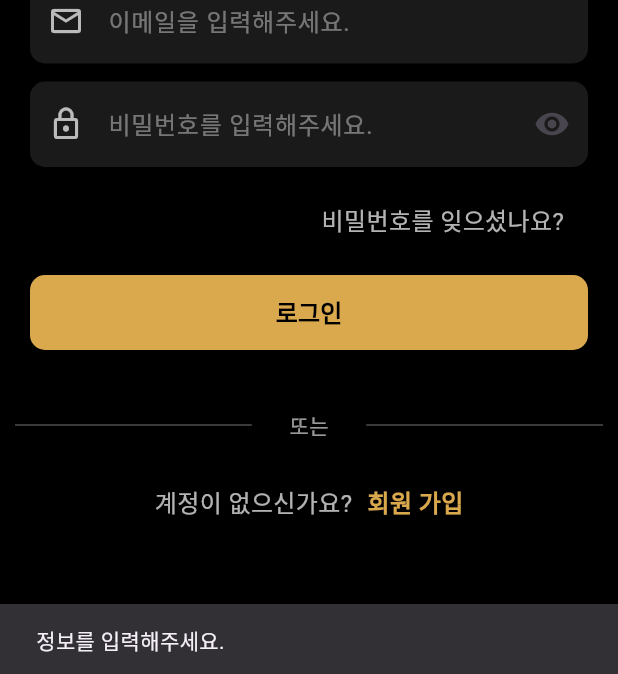
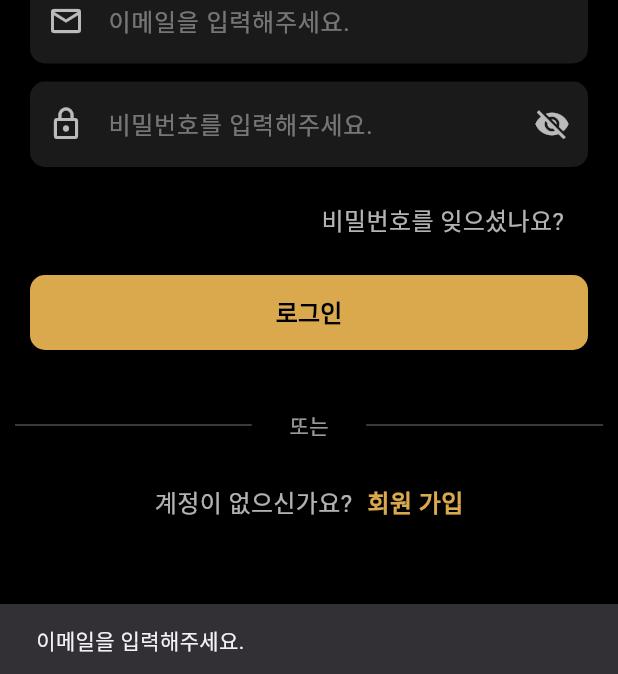
Before and after one commit to sky688372-wq/net_2026_module_a, a Flutter app: the LoginScreen screen opened directly, after a tap on "로그인", on a phone screen of 412 x 824 dp. Shown: the part 559-1233 px from the top of the screen. Run offline on Flutter 3.47's test engine with Material 3 defaults, Android fonts, the phone set to English and light mode, and no system bars; our stand-ins replace flutter_svg, shared_preferences; missing offline and left inert: easy_animated_indexed_stack; accounts and stored records are empty; network calls fail.

Commit message:
Update login_screen.dart

```diff
--- a/lib/login_screen.dart
+++ b/lib/login_screen.dart
@@ -16,42 +16,59 @@ class LoginScreen extends StatefulWidget {
 class _LoginScreenState extends State<LoginScreen> {
   static var token = "";
 
-  bool _isPasswordHidden = false;
-
-  String status = "정보를 입력해주세요.";
+  bool _isPasswordHidden = true; // 기본적으로 가림 처리
 
   // 텍스트 필드 컨트롤러
-  final TextEditingController _emailCtrl = TextEditingController(); // 이메일 컨트롤러
-  final TextEditingController _passwordCtrl =
-      TextEditingController(); // 비밀번호 컨트롤러
+  final TextEditingController _emailCtrl = TextEditingController();
+  final TextEditingController _passwordCtrl = TextEditingController();
 
-  //이메일 유효성 검사
-  bool _checkEmail() {
-    final text = _emailCtrl.text.trim();
-    if (text.contains('@') &&
-        text.contains('.') &&
-        text.contains(".@") == false) {
-      ScaffoldMessenger.of(context).clearSnackBars();
-      ScaffoldMessenger.of(
-        context,
-      ).showSnackBar(SnackBar(content: Text(status)));
-      return true;
-    } else {
-      ScaffoldMessenger.of(context).clearSnackBars();
-      ScaffoldMessenger.of(
-        context,
-      ).showSnackBar(SnackBar(content: Text(status)));
+  // 스낵바 출력 공통 함수
+  void _showSnackBar(String message) {
+    ScaffoldMessenger.of(context).clearSnackBars();
+    ScaffoldMessenger.of(context).showSnackBar(
+      SnackBar(content: Text(message)),
+    );
+  }
+
+  // 유효성 검사 함수
+  bool _validateInputs() {
+    final email = _emailCtrl.text.trim();
+    final password = _passwordCtrl.text;
+
+    // 1. 이메일 입력 여부 검사
+    if (email.isEmpty) {
+      _showSnackBar('이메일을 입력해주세요.');
       return false;
     }
+
+    // 2. 이메일 형식 검사
+    final isEmailValid = email.contains('@') &&
+        email.contains('.') &&
+        !email.contains('.@');
+
+    if (!isEmailValid) {
+      _showSnackBar('올바른 이메일 형식을 입력해주세요.');
+      return false;
+    }
+
+    // 3. 비밀번호 입력 여부 검사
+    if (password.isEmpty) {
+      _showSnackBar('비밀번호를 입력해주세요.');
+      return false;
+    }
+
+    // 모든 조건 통과 시 true 반환 (통과 시엔 스낵바를 띄우지 않음)
+    return true;
   }
 
 
-  //이메일 : test@example.com
-  //비번 : Test1234!
+  //테스트 이메일 : test@example.com
+  //테스트 비밀번호 : Test1234!
 
   // 통신 함수
   Future<void> tryLogin() async {
-    if (_checkEmail() == false) {
+    // 유효성 검사 통과 못하면 중단
+    if (!_validateInputs()) {
       return;
     }
 
@@ -70,49 +87,33 @@ class _LoginScreenState extends State<LoginScreen> {
 
       final data = jsonDecode(response.body);
 
-      if (response.statusCode == 200) {
-        final parsedData = jsonDecode(response.body);
-        final SharedPreferences prefs = await SharedPreferences.getInstance(); //로컬 저장 객체
-        await prefs.setString('token', parsedData['data']['token']);
+      if (response.statusCode == 200 || response.statusCode == 201) {
+        final SharedPreferences prefs = await SharedPreferences.getInstance();
+        await prefs.setString('token', data['data']['token']);
 
-        ScaffoldMessenger.of(context).clearSnackBars();
-        ScaffoldMessenger.of(context).showSnackBar(
-          const SnackBar(
-            content: Text("로그인 성공"),
-          ),
-        );
-        Navigator.push(
+        _showSnackBar("로그인 성공");
+
+        Navigator.pushReplacement(
           context,
           MaterialPageRoute(builder: (context) => const MainPageScreen()),
         );
       } else {
-        // API 명세서에 맞춰 errors 배열 내부의 첫 번째 객체 message를 가져옴
+        // API 명세서 에러 메시지 파싱
         String errorMessage = "로그인 실패";
 
         if (data['errors'] != null &&
             data['errors'] is List &&
             (data['errors'] as List).isNotEmpty) {
           errorMessage = data['errors'][0]['message'] ?? '로그인 실패';
-          print(errorMessage);
         } else if (data['message'] != null) {
           errorMessage = data['message'];
-          print(errorMessage);
         }
 
-        ScaffoldMessenger.of(context).clearSnackBars();
-        ScaffoldMessenger.of(context).showSnackBar(
-          SnackBar(
-            content: Text(errorMessage),
-          ),
-        );
+        _showSnackBar(errorMessage);
       }
     } catch (e) {
       if (!mounted) return;
-
-      ScaffoldMessenger.of(context).clearSnackBars();
-      ScaffoldMessenger.of(context).showSnackBar(
-        SnackBar(content: Text("오류가 발생했습니다: $e")),
-      );
+      _showSnackBar("오류가 발생했습니다: $e");
     }
   }
 
@@ -126,38 +127,32 @@ class _LoginScreenState extends State<LoginScreen> {
   @override
   Widget build(BuildContext context) {
     return Scaffold(
-      backgroundColor: Colors.black, // 배경색을 더 깔끔한 검은색으로 변경
+      backgroundColor: Colors.black,
       body: SingleChildScrollView(
-        // 키보드가 올라왔을 때 오버플로우 방지용
         child: Column(
           mainAxisAlignment: MainAxisAlignment.start,
           children: [
-            // 1. 상단 250px 영역 (배경 + 블러 + 로고)
+            // 1. 상단 250px 영역
             SizedBox(
               width: double.infinity,
               height: 250,
               child: ClipRect(
                 child: Stack(
                   children: [
-                    // (1) 원본 배경 이미지
                     Positioned.fill(
                       child: Image.asset(
                         'assets/images/background.png',
                         fit: BoxFit.cover,
                       ),
                     ),
-
-                    // (2) 이미지 위에 씌울 블러 필터
                     Positioned.fill(
                       child: BackdropFilter(
                         filter: ImageFilter.blur(sigmaX: 2.3, sigmaY: 2.3),
                         child: Container(
-                          color: Colors.black.withOpacity(0.0001), // 오버레이 레이어
+                          color: Colors.black.withValues(alpha: 0.0001),
                         ),
                       ),
                     ),
-
-                    // (3) 로고 및 타이틀
                     Center(
                       child: SafeArea(
                         child: Column(
@@ -173,7 +168,7 @@ class _LoginScreenState extends State<LoginScreen> {
                             Text(
                               'Vinyl Record Secondhand Marketplace',
                               style: TextStyle(
-                                color: Colors.white.withOpacity(0.7),
+                                color: Colors.white.withValues(alpha: 0.7),
                                 fontSize: 12,
                                 letterSpacing: 0.5,
                               ),
@@ -208,7 +203,7 @@ class _LoginScreenState extends State<LoginScreen> {
                       '계정으로 로그인하여 다양한 서비스를 이용하세요.',
                       style: TextStyle(
                         fontSize: 13,
-                        color: Colors.white.withOpacity(0.6),
+                        color: Colors.white.withValues(alpha: 0.6),
                       ),
                     ),
                   ],
@@ -229,14 +224,14 @@ class _LoginScreenState extends State<LoginScreen> {
                     decoration: InputDecoration(
                       hintText: "이메일을 입력해주세요.",
                       hintStyle: TextStyle(
-                        color: Colors.white.withOpacity(0.4),
+                        color: Colors.white.withValues(alpha: 0.4),
                       ),
                       prefixIcon: const Icon(
                         Icons.email_outlined,
                         color: Colors.white70,
                       ),
                       filled: true,
-                      fillColor: Colors.white.withOpacity(0.1),
+                      fillColor: Colors.white.withValues(alpha: 0.1),
                       contentPadding: const EdgeInsets.symmetric(vertical: 16),
                       border: OutlineInputBorder(
                         borderRadius: BorderRadius.circular(10),
@@ -250,12 +245,12 @@ class _LoginScreenState extends State<LoginScreen> {
                   // 비밀번호 텍스트 필드
                   TextField(
                     controller: _passwordCtrl,
-                    obscureText: _isPasswordHidden ? true : false,
+                    obscureText: _isPasswordHidden,
                     style: const TextStyle(color: Colors.white),
                     decoration: InputDecoration(
                       hintText: "비밀번호를 입력해주세요.",
                       hintStyle: TextStyle(
-                        color: Colors.white.withOpacity(0.4),
+                        color: Colors.white.withValues(alpha: 0.4),
                       ),
                       prefixIcon: const Icon(
                         Icons.lock_outline,
@@ -267,15 +262,15 @@ class _LoginScreenState extends State<LoginScreen> {
                             _isPasswordHidden = !_isPasswordHidden;
                           });
                         },
-
                         child: Icon(
                           _isPasswordHidden
                               ? Icons.visibility_off
                               : Icons.remove_red_eye_sharp,
+                          color: Colors.white70,
                         ),
                       ),
                       filled: true,
-                      fillColor: Colors.white.withOpacity(0.1),
+                      fillColor: Colors.white.withValues(alpha: 0.1),
                       contentPadding: const EdgeInsets.symmetric(vertical: 16),
                       border: OutlineInputBorder(
                         borderRadius: BorderRadius.circular(10),
@@ -293,17 +288,13 @@ class _LoginScreenState extends State<LoginScreen> {
                       ),
                       child: GestureDetector(
                         onTap: () {
-                          ScaffoldMessenger.of(context).clearSnackBars();
-                          ScaffoldMessenger.of(context).showSnackBar(
-                            SnackBar(content: Text('현재 준비중인 기능입니다.')),
-                          );
+                          _showSnackBar('현재 준비중인 기능입니다.');
                         },
-
                         child: Text(
                           '비밀번호를 잊으셨나요?',
                           style: TextStyle(
                             fontSize: 16,
-                            color: Colors.white.withOpacity(0.7),
+                            color: Colors.white.withValues(alpha: 0.7),
                           ),
                         ),
                       ),
@@ -319,7 +310,7 @@ class _LoginScreenState extends State<LoginScreen> {
                         tryLogin();
                       },
                       style: ElevatedButton.styleFrom(
-                        backgroundColor: Color(0xffdaa84d),
+                        backgroundColor: const Color(0xffdaa84d),
                         foregroundColor: Colors.black,
                         shape: RoundedRectangleBorder(
                           borderRadius: BorderRadius.circular(10),
@@ -338,7 +329,7 @@ class _LoginScreenState extends State<LoginScreen> {
               ),
             ),
 
-            SizedBox(height: 40),
+            const SizedBox(height: 40),
 
             Row(
               mainAxisAlignment: MainAxisAlignment.start,
@@ -347,37 +338,33 @@ class _LoginScreenState extends State<LoginScreen> {
                   child: Padding(
                     padding: const EdgeInsets.symmetric(horizontal: 10),
                     child: Divider(
-                      color: Colors.white.withOpacity(0.3), // 이미지처럼 어둡고 얇은 선
-                      thickness: 1, // 선 두께
-                      endIndent: 15, // 텍스트("또는")와의 간격
+                      color: Colors.white.withValues(alpha: 0.3),
+                      thickness: 1,
+                      endIndent: 15,
                     ),
                   ),
                 ),
-
-                // 2. 중앙 텍스트
                 Text(
                   '또는',
                   style: TextStyle(
-                    color: Colors.white.withOpacity(0.6), // 텍스트 색상
+                    color: Colors.white.withValues(alpha: 0.6),
                     fontSize: 14,
                   ),
                 ),
-
-                // 3. 오른쪽 구분선
                 Expanded(
                   child: Padding(
                     padding: const EdgeInsets.symmetric(horizontal: 10),
                     child: Divider(
-                      color: Colors.white.withOpacity(0.3), // 왼쪽 선과 동일한 색상
-                      thickness: 1, // 선 두께
-                      indent: 15, // 텍스트("또는")와의 간격
+                      color: Colors.white.withValues(alpha: 0.3),
+                      thickness: 1,
+                      indent: 15,
                     ),
                   ),
                 ),
               ],
             ),
 
-            SizedBox(height: 30),
+            const SizedBox(height: 30),
 
             Align(
               alignment: Alignment.center,
@@ -388,22 +375,20 @@ class _LoginScreenState extends State<LoginScreen> {
                     '계정이 없으신가요?',
                     style: TextStyle(
                       fontSize: 16,
-                      color: Colors.white.withOpacity(0.7),
+                      color: Colors.white.withValues(alpha: 0.7),
                     ),
                   ),
-
-                  SizedBox(width: 10),
-
+                  const SizedBox(width: 10),
                   GestureDetector(
                     onTap: () {
-                      //회원 가입 페이지로 이동
                       Navigator.push(
                         context,
-                        MaterialPageRoute(builder: (context) => SignUpScreen()),
+                        MaterialPageRoute(
+                          builder: (context) => const SignUpScreen(),
+                        ),
                       );
                     },
-
-                    child: Text(
+                    child: const Text(
                       '회원 가입',
                       style: TextStyle(
                         fontSize: 16,
```
